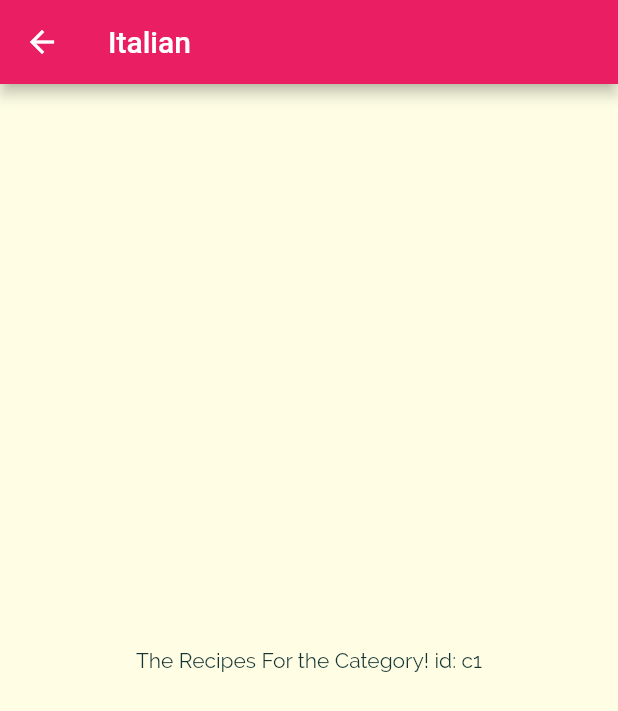
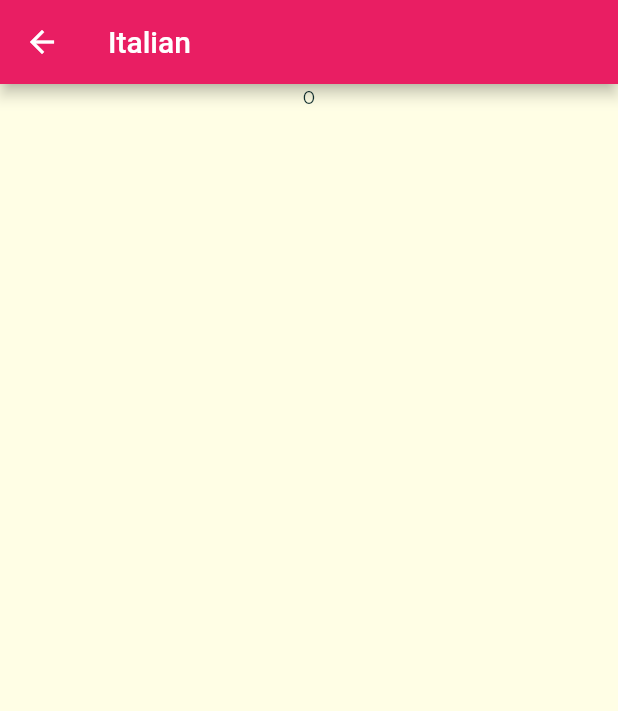
Before and after one commit to joepasss/flutter_study, a Flutter app: the screen it shows after launch, after a tap on "Italian", on a phone screen of 412 x 824 dp. Shown: the top 711 px of the screen. Run offline on Flutter 3.47's test engine with Material 2 defaults, Android fonts, the phone set to English and light mode, and no system bars.

```diff
--- a/meals_app/lib/categories_meals_screen.dart
+++ /dev/null
@@ -1,25 +0,0 @@
-import 'package:flutter/material.dart';
-
-class CategoryMealsScreen extends StatelessWidget {
-  const CategoryMealsScreen({Key? key}) : super(key: key);
-
-  static const String routeName = '/category-meals';
-
-  @override
-  Widget build(BuildContext context) {
-    final routeArgs =
-        ModalRoute.of(context)?.settings.arguments as Map<String, String>;
-
-    final String categoryTitle = routeArgs['title'].toString();
-    final String categoryId = routeArgs['id'].toString();
-
-    return Scaffold(
-      appBar: AppBar(
-        title: Text(categoryTitle),
-      ),
-      body: Center(
-        child: Text('The Recipes For the Category! id: $categoryId'),
-      ),
-    );
-  }
-}
--- a/meals_app/lib/category_item.dart
+++ b/meals_app/lib/category_item.dart
@@ -1,5 +1,5 @@
 import 'package:flutter/material.dart';
-import 'package:meals_app/categories_meals_screen.dart';
+import 'package:meals_app/category_meals_screen.dart';
 
 class CategoryItem extends StatelessWidget {
   const CategoryItem({
--- a/meals_app/lib/category_meals_screen.dart
+++ b/meals_app/lib/category_meals_screen.dart
@@ -1,11 +1,9 @@
-// ignore_for_file: prefer_typing_uninitialized_variables
-
 import 'package:flutter/material.dart';
 
 class CategoryMealsScreen extends StatelessWidget {
-  const CategoryMealsScreen({
-    Key? key,
-  }) : super(key: key);
+  const CategoryMealsScreen({Key? key}) : super(key: key);
+
+  static const String routeName = '/category-meals';
 
   @override
   Widget build(BuildContext context) {
@@ -13,14 +11,21 @@ class CategoryMealsScreen extends StatelessWidget {
         ModalRoute.of(context)?.settings.arguments as Map<String, String>;
 
     final String categoryTitle = routeArgs['title'].toString();
-    final String categortId = routeArgs['id'].toString();
+    final String categoryId = routeArgs['id'].toString();
 
     return Scaffold(
       appBar: AppBar(
         title: Text(categoryTitle),
       ),
-      body: const Center(
-        child: Text('The Recipes For The Category!'),
+      body: ListView.builder(
+        itemCount: 1,
+        itemBuilder: (BuildContext context, int index) {
+          return Center(
+            child: Text(
+              index.toString(),
+            ),
+          );
+        },
       ),
     );
   }
--- a/meals_app/lib/main.dart
+++ b/meals_app/lib/main.dart
@@ -1,5 +1,5 @@
 import 'package:flutter/material.dart';
-import 'package:meals_app/categories_meals_screen.dart';
+import 'package:meals_app/category_meals_screen.dart';
 import 'package:meals_app/categories_screen.dart';
 
 void main() {
```
Also changed, not shown: meals_app/lib/models/meal.dart (added, +45 -0 lines).
